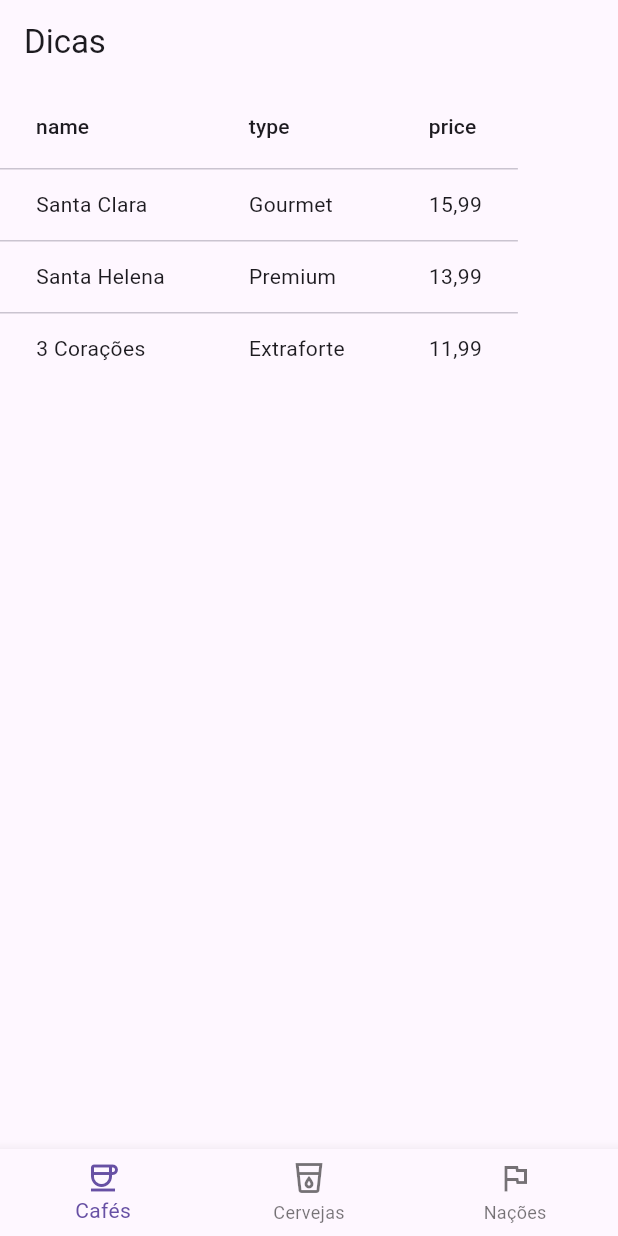
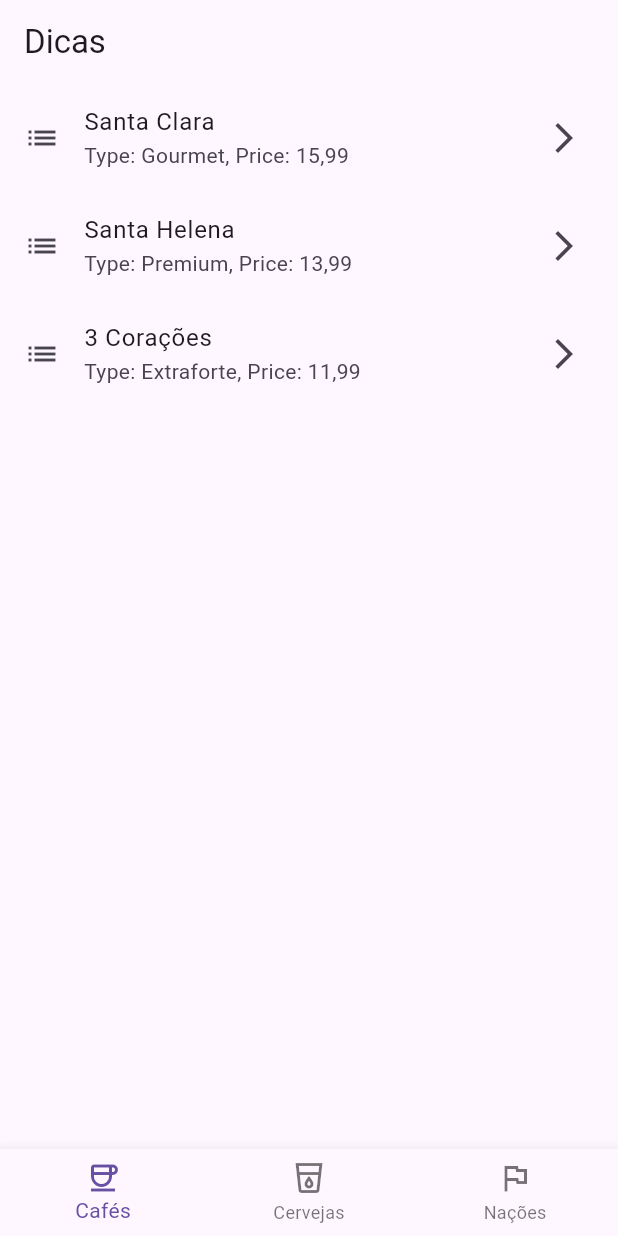
Before and after one commit to Kaiom20/Poo, a Flutter app: the screen it shows after launch, on a phone screen of 412 x 824 dp. Run offline on Flutter 3.47's test engine with Material 3 defaults, Android fonts, the phone set to English and light mode, and no system bars.

Commit message:
Receita 04 - Exercício 04

```diff
--- a/lib/main.dart
+++ b/lib/main.dart
@@ -141,10 +141,9 @@
 
           ),
 
-        body: Scrollbar(
-          child: SingleChildScrollView(
-            child: DataBodyWidget(objects: dataCoffee),
-          ),
+        body: MytileWidget(
+          items: dataCoffee,
+          fields: ["name", "type", "price"],
         ),
 
         bottomNavigationBar: NewNavBar(),
@@ -160,53 +159,72 @@
 
 
 class NewNavBar extends StatelessWidget {
+
   NewNavBar();
+
+
+
   void botaoFoiTocado(int index) {
+
     print("Tocaram no botão $index");
+
   }
+
+
+
+  @override
+
+  Widget build(BuildContext context) {
+
+    return BottomNavigationBar(onTap: botaoFoiTocado, items: const [
+
+      BottomNavigationBarItem(
+
+        label: "Cafés",
+
+        icon: Icon(Icons.coffee_outlined),
+
+      ),
+
+      BottomNavigationBarItem(
+
+          label: "Cervejas", icon: Icon(Icons.local_drink_outlined)),
+
+      BottomNavigationBarItem(label: "Nações", icon: Icon(Icons.flag_outlined))
+
+    ]);
+
+  }
+
+}
+
+
+
+class MytileWidget extends StatelessWidget {
+  final List<Map<String, dynamic>> items;
+  final List<String> fields;
+
+  const MytileWidget({
+    super.key,
+    required this.items,
+    required this.fields,
+  });
 
   @override
   Widget build(BuildContext context) {
-    return BottomNavigationBar(onTap: botaoFoiTocado, items: const [
-      BottomNavigationBarItem(
-        label: "Cafés",
-        icon: Icon(Icons.coffee_outlined),
-      ),
-      BottomNavigationBarItem(
-          label: "Cervejas", icon: Icon(Icons.local_drink_outlined)),
-      BottomNavigationBarItem(label: "Nações", icon: Icon(Icons.flag_outlined))
-    ]);
-  }
-}
+    return ListView.builder(
+      itemCount: items.length,
+      itemBuilder: (context, index) {
+        var item = items[index];
 
-
-class DataBodyWidget extends StatelessWidget {
-  final List<Map<String, dynamic>> objects;
-
-  DataBodyWidget({this.objects = const []});
-
-  @override
-  Widget build(BuildContext context) {
-    if (objects.isEmpty) {
-      return Center(child: Text("Nenhum dado disponível"));
-    }
-
-    final keys = objects.first.keys.toList();
-
-    return SingleChildScrollView(
-      scrollDirection: Axis.horizontal,
-      child: DataTable(
-        columns: keys
-            .map((key) => DataColumn(label: Text(key)))
-            .toList(),
-        rows: objects.map((obj) {
-          return DataRow(
-            cells: keys.map((key) {
-              return DataCell(Text('${obj[key] ?? ''}'));
-            }).toList(),
-          );
-        }).toList(),
-      ),
+        return ListTile(
+          leading: const Icon(Icons.list),
+          title: Text(item[fields[0]]?.toString() ?? ''),
+          subtitle: Text(fields.skip(1).map((f) =>
+              '${f[0].toUpperCase()}${f.substring(1)}: ${item[f] ?? ""}').join(', ')),
+          trailing: const Icon(Icons.arrow_forward_ios),
+        );
+      },
     );
   }
 }
```
